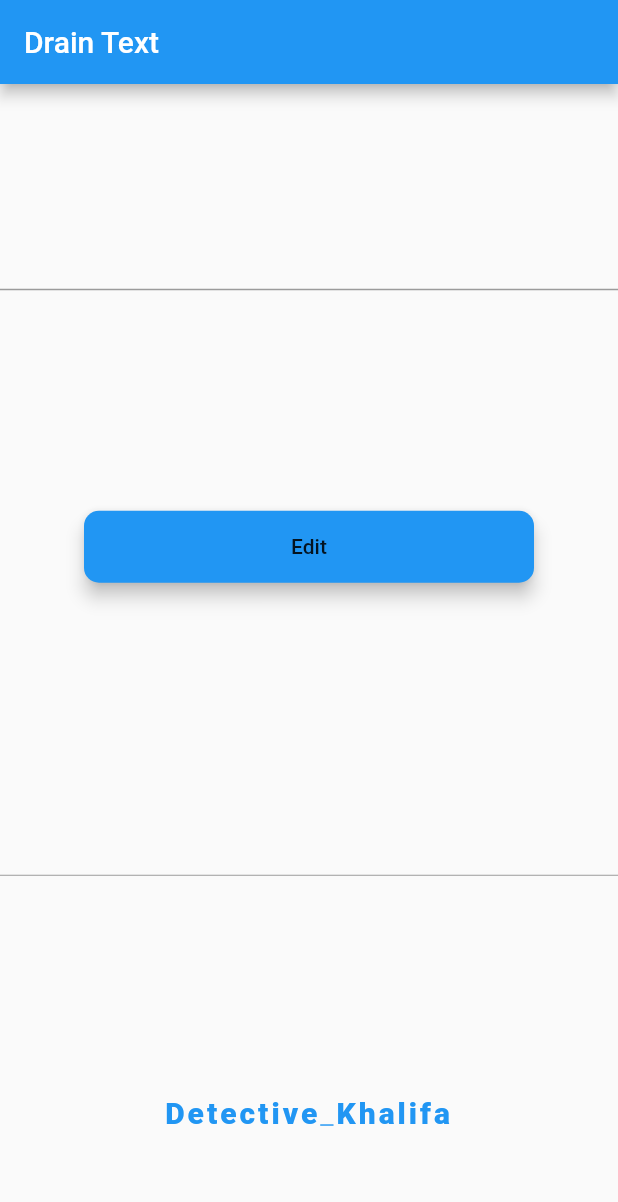
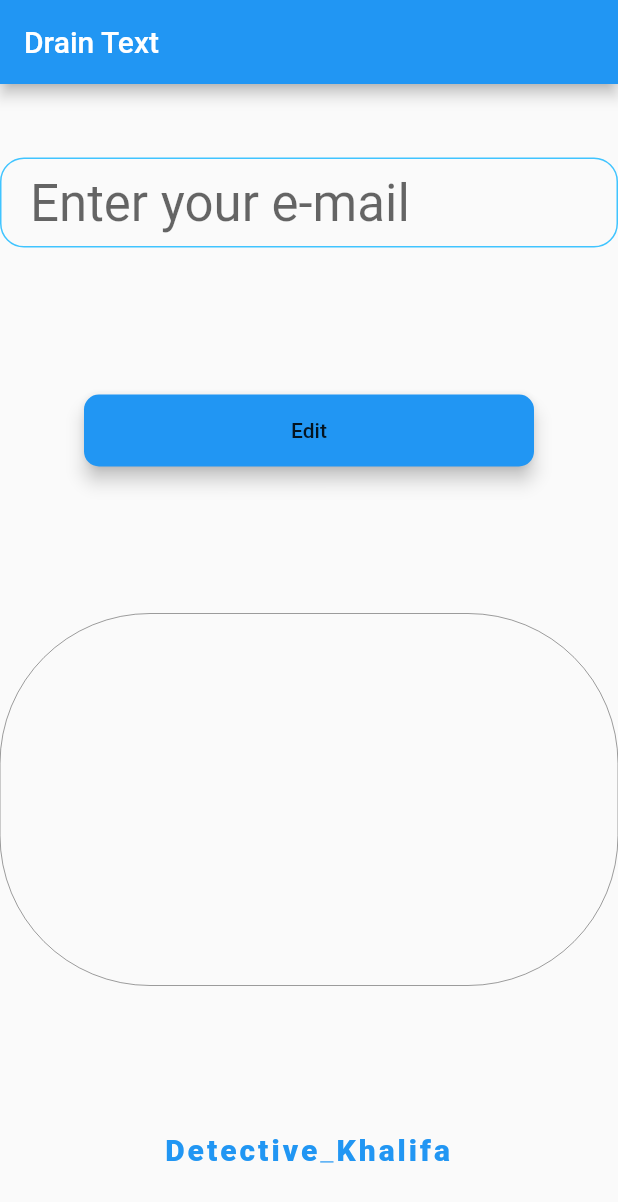
Before and after one commit to Detective-Khalifah/drain_text, a Flutter app: the screen it shows after launch, on a phone screen of 412 x 824 dp. Shown: the top 1202 px of the screen. Run offline on Flutter 3.47's test engine with Material 2 defaults, Android fonts, the phone set to English and light mode, and no system bars; drawn by our look-alikes of animated_text_kit.

Commit message:
Define InputDecoration as a constant for the TextFields Configure read-only TextField with appropriate metrics

```diff
--- /dev/null
+++ b/lib/constants.dart
@@ -0,0 +1,16 @@
+import 'package:flutter/material.dart';
+
+const kTextFieldDecoration = InputDecoration(
+  contentPadding: EdgeInsets.symmetric(vertical: 10.0, horizontal: 20.0),
+  border: OutlineInputBorder(
+    borderRadius: BorderRadius.all(Radius.circular(100.0)),
+  ),
+  enabledBorder: OutlineInputBorder(
+    borderSide: BorderSide(color: Colors.lightBlueAccent, width: 1.0),
+    borderRadius: BorderRadius.all(Radius.circular(16.0)),
+  ),
+  focusedBorder: OutlineInputBorder(
+    borderSide: BorderSide(color: Colors.blueAccent, width: 2.0),
+    borderRadius: BorderRadius.all(Radius.circular(20.0)),
+  ),
+);
--- a/lib/main.dart
+++ b/lib/main.dart
@@ -1,4 +1,5 @@
 import 'package:animated_text_kit/animated_text_kit.dart';
+import 'package:drain_text/constants.dart';
 import 'package:flutter/material.dart';
 
 void main() {
@@ -84,6 +85,8 @@ class _MyHomePageState extends State<MyHomePage> {
           mainAxisAlignment: MainAxisAlignment.spaceAround,
           children: <Widget>[
             TextField(
+              decoration:
+                  kTextFieldDecoration.copyWith(hintText: 'Enter your e-mail'),
               keyboardType: TextInputType.text,
               style: Theme.of(context).textTheme.headline4,
             ),
@@ -101,7 +104,10 @@ class _MyHomePageState extends State<MyHomePage> {
               ),
             ),
             TextField(
+              decoration: kTextFieldDecoration,
               enabled: false,
+              maxLines: 12,
+              readOnly: true,
             ),
             SizedBox(
               height: 20,
```
